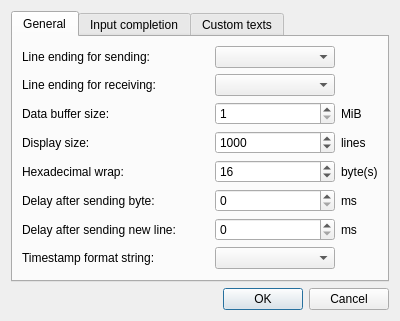
The window that consolesettingsdialog.ui (ivanovp/iserterm) describes before a commit, drawn with Qt 5.
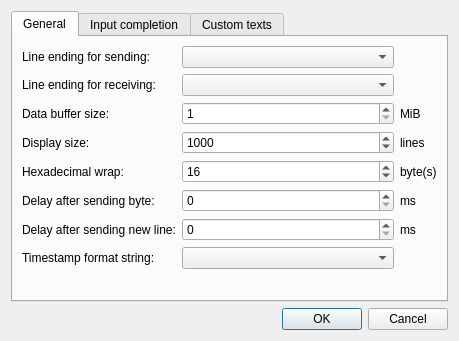
The same window after the commit.

Commit message: Get/set custom timestamp was fixed.

```diff
--- a/consolesettingsdialog.ui
+++ b/consolesettingsdialog.ui
@@ -6,8 +6,8 @@
    <rect>
     <x>0</x>
     <y>0</y>
-    <width>400</width>
-    <height>314</height>
+    <width>459</width>
+    <height>341</height>
    </rect>
   </property>
   <property name="windowTitle">
@@ -20,26 +20,28 @@
       <number>0</number>
      </property>
      <widget class="QWidget" name="tabGeneral">
+      <property name="sizePolicy">
+       <sizepolicy hsizetype="Expanding" vsizetype="Expanding">
+        <horstretch>1</horstretch>
+        <verstretch>1</verstretch>
+       </sizepolicy>
+      </property>
       <attribute name="title">
        <string>General</string>
       </attribute>
       <layout class="QGridLayout" name="gridLayout_2">
        <item row="0" column="0">
-        <layout class="QGridLayout" name="gridLayout" columnstretch="1,0,0">
-         <item row="2" column="2">
-          <widget class="QLabel" name="label_4">
-           <property name="text">
-            <string>MiB</string>
-           </property>
-          </widget>
-         </item>
-         <item row="6" column="1">
-          <widget class="QSpinBox" name="delayAfterSendNewLineSpinBox">
+        <layout class="QGridLayout" name="gridLayout">
+         <item row="5" column="1">
+          <widget class="QSpinBox" name="delayAfterSendByteSpinBox">
            <property name="maximum">
             <number>10000</number>
            </property>
           </widget>
          </item>
+         <item row="7" column="1">
+          <widget class="QComboBox" name="timestampComboBox"/>
+         </item>
          <item row="4" column="0">
           <widget class="QLabel" name="label_7">
            <property name="text">
@@ -47,11 +49,51 @@
            </property>
           </widget>
          </item>
+         <item row="6" column="2">
+          <widget class="QLabel" name="label_12">
+           <property name="text">
+            <string>ms</string>
+           </property>
+          </widget>
+         </item>
+         <item row="1" column="1">
+          <widget class="QComboBox" name="lineEndingRxComboBox"/>
+         </item>
+         <item row="6" column="1">
+          <widget class="QSpinBox" name="delayAfterSendNewLineSpinBox">
+           <property name="maximum">
+            <number>10000</number>
+           </property>
+          </widget>
+         </item>
+         <item row="2" column="1">
+          <widget class="QSpinBox" name="dataBufferSizeSpinBox">
+           <property name="minimum">
+            <number>1</number>
+           </property>
+           <property name="maximum">
+            <number>256</number>
+           </property>
+          </widget>
+         </item>
+         <item row="4" column="1">
+          <widget class="QSpinBox" name="hexWrapSpinBox">
+           <property name="minimum">
+            <number>1</number>
+           </property>
+           <property name="maximum">
+            <number>1024</number>
+           </property>
+           <property name="value">
+            <number>16</number>
+           </property>
+          </widget>
+         </item>
          <item row="0" column="1">
           <widget class="QComboBox" name="lineEndingTxComboBox">
            <property name="minimumSize">
             <size>
-             <width>120</width>
+             <width>180</width>
              <height>0</height>
             </size>
            </property>
@@ -64,30 +106,10 @@
            </property>
           </widget>
          </item>
-         <item row="4" column="1">
-          <widget class="QSpinBox" name="hexWrapSpinBox">
-           <property name="minimum">
-            <number>1</number>
-           </property>
-           <property name="maximum">
-            <number>1024</number>
-           </property>
-           <property name="value">
-            <number>16</number>
-           </property>
-          </widget>
-         </item>
-         <item row="6" column="2">
-          <widget class="QLabel" name="label_12">
+         <item row="7" column="0">
+          <widget class="QLabel" name="label_13">
            <property name="text">
-            <string>ms</string>
-           </property>
-          </widget>
-         </item>
-         <item row="6" column="0">
-          <widget class="QLabel" name="label_11">
-           <property name="text">
-            <string>Delay after sending new line:</string>
+            <string>Timestamp format string:</string>
            </property>
           </widget>
          </item>
@@ -98,37 +120,38 @@
            </property>
           </widget>
          </item>
-         <item row="5" column="0">
-          <widget class="QLabel" name="label_9">
+         <item row="0" column="0">
+          <widget class="QLabel" name="label_2">
            <property name="text">
-            <string>Delay after sending byte:</string>
+            <string>Line ending for sending:</string>
            </property>
           </widget>
          </item>
-         <item row="3" column="2">
-          <widget class="QLabel" name="label_6">
+         <item row="6" column="0">
+          <widget class="QLabel" name="label_11">
            <property name="text">
-            <string>lines</string>
+            <string>Delay after sending new line:</string>
            </property>
           </widget>
          </item>
-         <item row="2" column="1">
-          <widget class="QSpinBox" name="dataBufferSizeSpinBox">
-           <property name="minimum">
-            <number>1</number>
+         <item row="1" column="0">
+          <widget class="QLabel" name="label">
+           <property name="text">
+            <string>Line ending for receiving:</string>
            </property>
-           <property name="maximum">
-            <number>256</number>
+          </widget>
+         </item>
+         <item row="3" column="0">
+          <widget class="QLabel" name="label_5">
+           <property name="text">
+            <string>Display size:</string>
            </property>
           </widget>
          </item>
-         <item row="1" column="1">
-          <widget class="QComboBox" name="lineEndingRxComboBox"/>
-         </item>
-         <item row="5" column="1">
-          <widget class="QSpinBox" name="delayAfterSendByteSpinBox">
-           <property name="maximum">
-            <number>10000</number>
+         <item row="2" column="2">
+          <widget class="QLabel" name="label_4">
+           <property name="text">
+            <string>MiB</string>
            </property>
           </widget>
          </item>
@@ -145,17 +168,17 @@
            </property>
           </widget>
          </item>
-         <item row="3" column="0">
-          <widget class="QLabel" name="label_5">
+         <item row="3" column="2">
+          <widget class="QLabel" name="label_6">
            <property name="text">
-            <string>Display size:</string>
+            <string>lines</string>
            </property>
           </widget>
          </item>
-         <item row="0" column="0">
-          <widget class="QLabel" name="label_2">
+         <item row="5" column="0">
+          <widget class="QLabel" name="label_9">
            <property name="text">
-            <string>Line ending for sending:</string>
+            <string>Delay after sending byte:</string>
            </property>
           </widget>
          </item>
@@ -166,22 +189,18 @@
            </property>
           </widget>
          </item>
-         <item row="1" column="0">
-          <widget class="QLabel" name="label">
-           <property name="text">
-            <string>Line ending for receiving:</string>
+         <item row="8" column="1">
+          <spacer name="horizontalSpacer">
+           <property name="orientation">
+            <enum>Qt::Horizontal</enum>
            </property>
-          </widget>
-         </item>
-         <item row="7" column="0">
-          <widget class="QLabel" name="label_13">
-           <property name="text">
-            <string>Timestamp format string:</string>
+           <property name="sizeHint" stdset="0">
+            <size>
+             <width>40</width>
+             <height>0</height>
+            </size>
            </property>
-          </widget>
-         </item>
-         <item row="7" column="1">
-          <widget class="QComboBox" name="timestampComboBox"/>
+          </spacer>
          </item>
         </layout>
        </item>
```
The commit also changes 2 other files.
